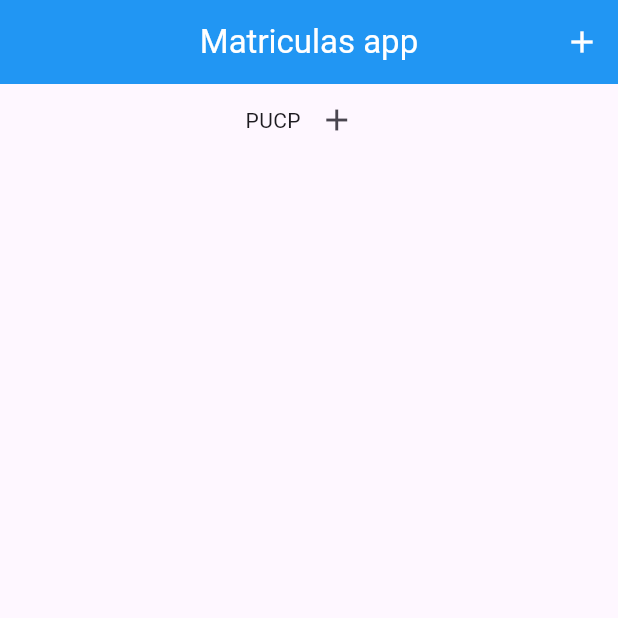
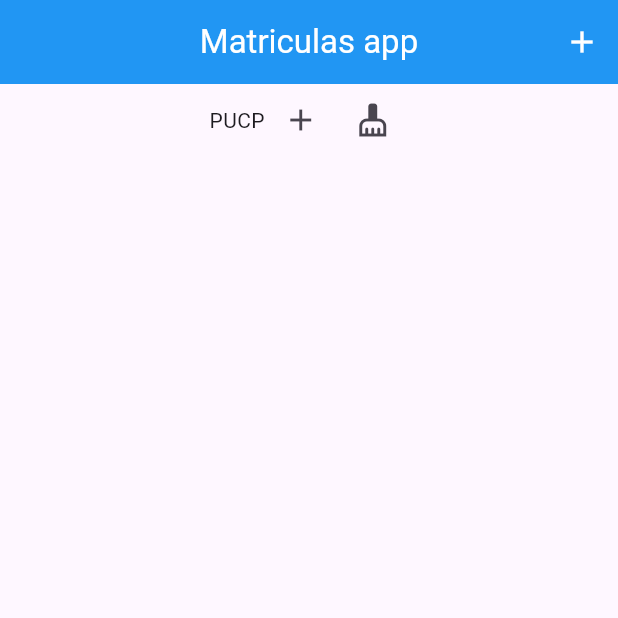
Before and after one commit to fr4nsgallegos/matriculasAppG10, a Flutter app: the screen it shows after launch, after a tap on the "add" icon, on a phone screen of 412 x 824 dp, the top half of it. Run offline on Flutter 3.47's test engine with Material 3 defaults, Android fonts, the phone set to English and light mode, and no system bars.

Commit message:
codifo para limpiar la lisa de matriculados por institucion

```diff
--- a/lib/pages/home_page.dart
+++ b/lib/pages/home_page.dart
@@ -15,6 +15,24 @@ class _HomePageState extends State<HomePage> {
     lastname: "Parra",
     address: "Av 123",
   );
+
+  List<int> numeros = [1, 2, 3];
+
+  List<Map<String, dynamic>> listaMapas = [
+    {
+      "mapa1clave": "valor1",
+    },
+    {
+      "mapa1clave2": "valor2",
+    },
+  ];
+
+  Map<String, dynamic> mapa1 = {
+    "clave": "valor",
+    "clave1": 123,
+    "list1": [1, 2, 3],
+    "mapa1": {"clave": "valor"},
+  };
 
   CarreraModel carrera1 = CarreraModel("Ing. Sistemas", "5 años");
 
@@ -75,6 +93,10 @@ class _HomePageState extends State<HomePage> {
                         },
                         icon: Icon(Icons.add),
                       ),
+                      IconButton(
+                        onPressed: () {},
+                        icon: Icon(Icons.cleaning_services),
+                      ),
                     ],
                   ),
                   ...institution.matriculasList.map(
```
